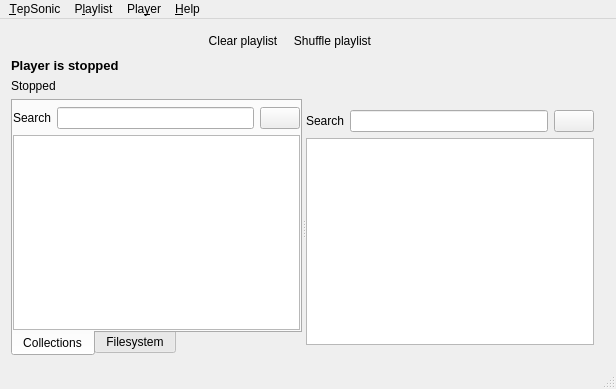
danvratil/TepSonic, file player/ui/mainwindow.ui: the form before one commit.
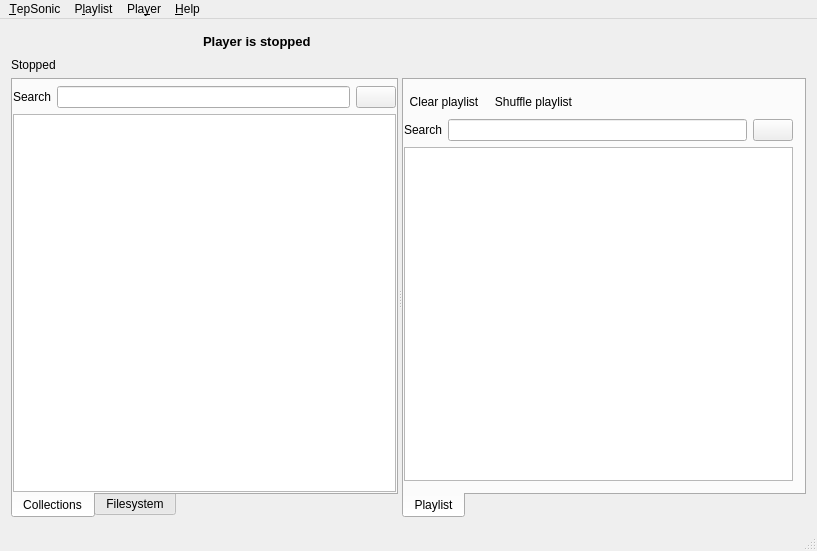
The form after the commit. The open tabs and pages were chosen to show the change. Icons and pictures are not drawn. Custom widgets are drawn as their Qt base class.

```diff
--- a/player/ui/mainwindow.ui
+++ b/player/ui/mainwindow.ui
@@ -6,8 +6,8 @@
    <rect>
     <x>0</x>
     <y>0</y>
-    <width>616</width>
-    <height>389</height>
+    <width>817</width>
+    <height>551</height>
    </rect>
   </property>
   <property name="sizePolicy">
@@ -166,61 +166,6 @@
        </spacer>
       </item>
       <item>
-       <widget class="QPushButton" name="clearPlaylistButton">
-        <property name="text">
-         <string>Clear playlist</string>
-        </property>
-        <property name="icon">
-         <iconset resource="../icons.qrc">
-          <normaloff>:/icons/clearList</normaloff>:/icons/clearList</iconset>
-        </property>
-        <property name="iconSize">
-         <size>
-          <width>24</width>
-          <height>24</height>
-         </size>
-        </property>
-        <property name="flat">
-         <bool>true</bool>
-        </property>
-       </widget>
-      </item>
-      <item>
-       <widget class="QPushButton" name="shufflePlaylistButton">
-        <property name="text">
-         <string>Shuffle playlist</string>
-        </property>
-        <property name="icon">
-         <iconset resource="../icons.qrc">
-          <normaloff>:/icons/shuffle</normaloff>:/icons/shuffle</iconset>
-        </property>
-        <property name="iconSize">
-         <size>
-          <width>24</width>
-          <height>24</height>
-         </size>
-        </property>
-        <property name="flat">
-         <bool>true</bool>
-        </property>
-       </widget>
-      </item>
-      <item>
-       <spacer name="horizontalSpacer_2">
-        <property name="orientation">
-         <enum>Qt::Horizontal</enum>
-        </property>
-        <property name="sizeHint" stdset="0">
-         <size>
-          <width>40</width>
-          <height>20</height>
-         </size>
-        </property>
-       </spacer>
-      </item>
-     </layout>
-    </item>
-    <item>
      <widget class="QLabel" name="trackTitleLabel">
       <property name="font">
        <font>
@@ -234,6 +179,8 @@
       </property>
      </widget>
     </item>
+     </layout>
+    </item>
     <item>
      <layout class="QHBoxLayout" name="playerControlLayout">
       <item>
@@ -298,7 +245,7 @@
            <enum>QTabWidget::Rounded</enum>
           </property>
           <property name="currentIndex">
-           <number>1</number>
+           <number>0</number>
           </property>
           <property name="tabsClosable">
            <bool>false</bool>
@@ -646,28 +593,35 @@
            </layout>
           </widget>
          </widget>
-         <widget class="QWidget" name="playlistWidget" native="true">
+         <widget class="QTabWidget" name="mainTabWidget">
           <property name="sizePolicy">
            <sizepolicy hsizetype="Expanding" vsizetype="Expanding">
             <horstretch>0</horstretch>
             <verstretch>0</verstretch>
            </sizepolicy>
           </property>
+          <property name="tabPosition">
+           <enum>QTabWidget::South</enum>
+          </property>
+          <widget class="QWidget" name="playlistTab">
+           <attribute name="title">
+            <string>Playlist</string>
+           </attribute>
           <layout class="QGridLayout" name="gridLayout_2">
            <property name="leftMargin">
             <number>0</number>
            </property>
-           <item row="0" column="0">
+            <item row="2" column="0">
             <widget class="QLabel" name="label">
              <property name="text">
               <string>Search</string>
              </property>
             </widget>
            </item>
-           <item row="0" column="1">
+            <item row="2" column="1">
             <widget class="QLineEdit" name="playlistSearchEdit"/>
            </item>
-           <item row="0" column="2">
+            <item row="2" column="2">
             <widget class="QPushButton" name="clearPlaylistSearch">
              <property name="text">
               <string/>
@@ -684,14 +638,72 @@
              </property>
             </widget>
            </item>
-           <item row="1" column="0" colspan="3">
+            <item row="3" column="0" colspan="3">
             <widget class="PlaylistBrowser" name="playlistBrowser">
              <property name="editTriggers">
               <set>QAbstractItemView::NoEditTriggers</set>
              </property>
             </widget>
            </item>
-          </layout>
+            <item row="0" column="0" colspan="3">
+             <layout class="QHBoxLayout" name="horizontalLayout">
+              <item>
+               <widget class="QPushButton" name="clearPlaylistButton">
+                <property name="text">
+                 <string>Clear playlist</string>
+                </property>
+                <property name="icon">
+                 <iconset resource="../icons.qrc">
+                  <normaloff>:/icons/clearList</normaloff>:/icons/clearList</iconset>
+                </property>
+                <property name="iconSize">
+                 <size>
+                  <width>24</width>
+                  <height>24</height>
+                 </size>
+                </property>
+                <property name="flat">
+                 <bool>true</bool>
+                </property>
+               </widget>
+              </item>
+              <item>
+               <widget class="QPushButton" name="shufflePlaylistButton">
+                <property name="text">
+                 <string>Shuffle playlist</string>
+                </property>
+                <property name="icon">
+                 <iconset resource="../icons.qrc">
+                  <normaloff>:/icons/shuffle</normaloff>:/icons/shuffle</iconset>
+                </property>
+                <property name="iconSize">
+                 <size>
+                  <width>24</width>
+                  <height>24</height>
+                 </size>
+                </property>
+                <property name="flat">
+                 <bool>true</bool>
+                </property>
+               </widget>
+              </item>
+              <item>
+               <spacer name="horizontalSpacer_3">
+                <property name="orientation">
+                 <enum>Qt::Horizontal</enum>
+                </property>
+                <property name="sizeHint" stdset="0">
+                 <size>
+                  <width>40</width>
+                  <height>20</height>
+                 </size>
+                </property>
+               </spacer>
+              </item>
+             </layout>
+            </item>
+           </layout>
+          </widget>
          </widget>
         </widget>
        </item>
@@ -705,7 +717,7 @@
     <rect>
      <x>0</x>
      <y>0</y>
-     <width>616</width>
+     <width>817</width>
      <height>21</height>
     </rect>
    </property>
```
Left out of the diff: 1 changed line with no effect on the pictures. Lines whose indentation alone changed are shown as unchanged.
